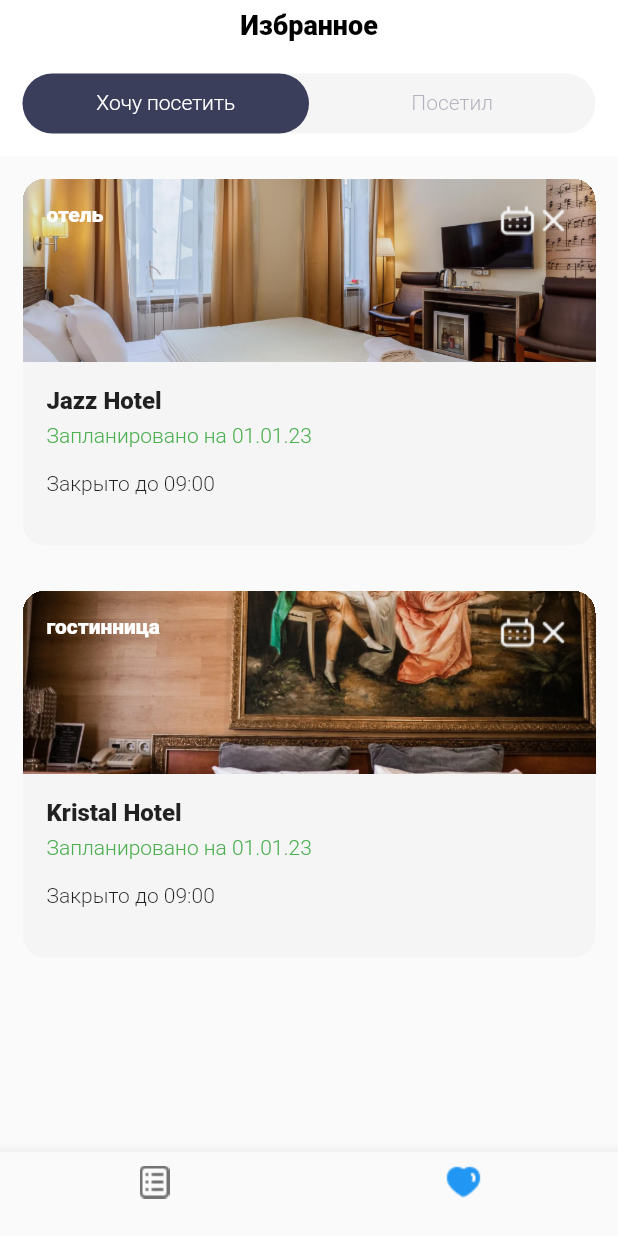
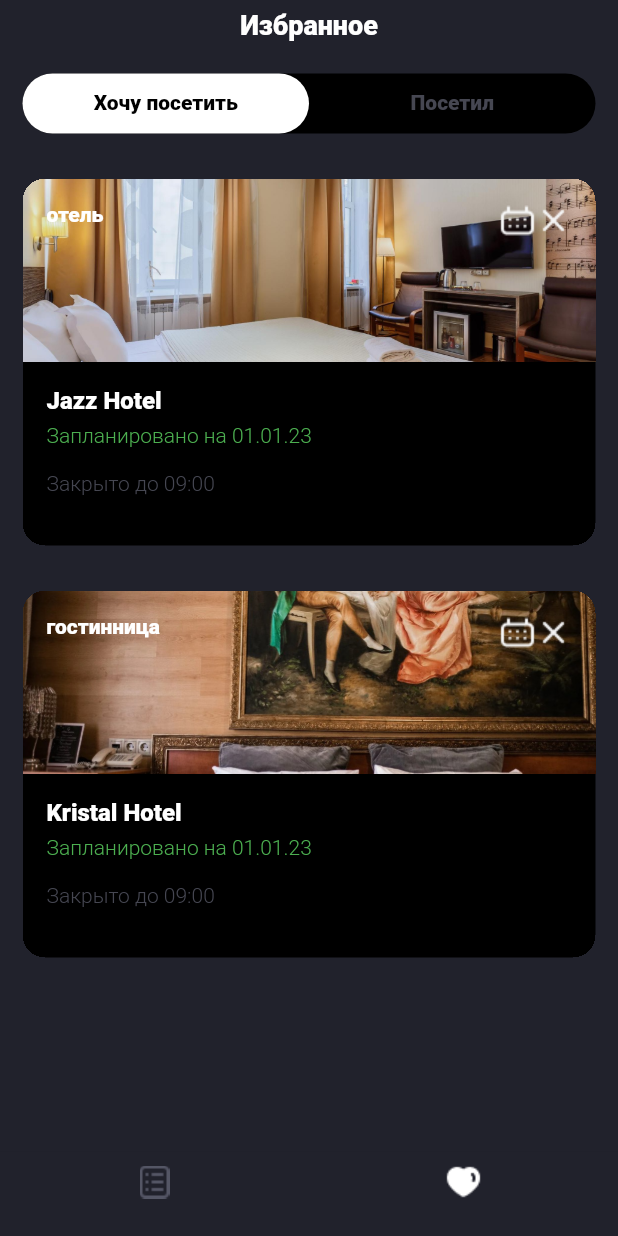
Before and after one commit to bigbagabum/surf-flutter-course-evdokimov, a Flutter app: the screen it shows after launch, item 2 of the bottom bar chosen, on a phone screen of 412 x 824 dp. Run offline on Flutter 3.47's test engine with Material 2 defaults, Android fonts, the phone set to English and light mode, and no system bars.

```diff
--- a/places/places/lib/main.dart
+++ b/places/places/lib/main.dart
@@ -1,5 +1,6 @@
 import 'package:flutter/material.dart';
 import 'package:places/ui/res/app_assets.dart';
+
 import 'package:places/ui/screen/res/themes.dart';
 import 'package:places/ui/screen/sight_list_screen.dart';
 import 'package:places/ui/screen/visiting_screen.dart';
@@ -15,8 +16,8 @@ class MyApp extends StatelessWidget {
   @override
   Widget build(BuildContext context) {
     return MaterialApp(
-        title: 'Flutter Demo',
-        // theme: ThemeData(
+        //title: 'Flutter Demo',
+        //theme: ThemeData.dark(),
         //    primarySwatch: Colors.blue,
         // ),
         theme: darkTheme,
@@ -53,6 +54,10 @@ class _HomePageState extends State<HomePage> {
     return Scaffold(
         body: _screenSelected.elementAt(_selectedIndex),
         bottomNavigationBar: BottomNavigationBar(
+          elevation: 1.0,
+          unselectedItemColor: Theme.of(context).secondaryHeaderColor,
+          selectedItemColor: Theme.of(context).primaryColorLight,
+          backgroundColor: Theme.of(context).scaffoldBackgroundColor,
           items: const <BottomNavigationBarItem>[
             BottomNavigationBarItem(
               icon: ImageIcon(
--- a/places/places/lib/ui/res/app_theme.dart
+++ b/places/places/lib/ui/res/app_theme.dart
@@ -1,4 +1,5 @@
 import 'package:flutter/material.dart';
+import 'package:places/ui/screen/res/themes.dart';
 
 /// Строковые константы приложения
 
@@ -7,11 +8,12 @@ class AppTypography {
     fontSize: 16.0,
     height: 1.25,
     fontWeight: FontWeight.w400,
+    //color: Theme.of(context).primaryColorLight,
   );
 
   static const textText32Bold = TextStyle(
       fontSize: 32.0,
-      //color: Colors.black,
+      //color: Theme.of(context).primaryColorLight,
       fontFamily: "Roboto",
       fontWeight: FontWeight.bold,
       height: 1);
@@ -21,7 +23,8 @@ class AppTypography {
 }
 
 class AppColors {
-  static const dmCardBackground = Color.fromRGBO(26, 26, 32, 1);
+  static const dmPrimaryLightColor = Colors.white;
+  static const dmCardBackground = Colors.black;
   static const lightGrey = Color.fromARGB(255, 245, 245, 245);
   static const dmText = Color.fromRGBO(255, 255, 255, 1);
   static const darkGrey = Color.fromRGBO(124, 126, 146, 0.56);
--- a/places/places/lib/ui/screen/res/themes.dart
+++ b/places/places/lib/ui/screen/res/themes.dart
@@ -2,7 +2,17 @@ import 'package:flutter/material.dart';
 import 'package:places/ui/res/app_theme.dart';
 
 final darkTheme = ThemeData(
-    // primaryColor: AppColors.dmBackground
+    scaffoldBackgroundColor: AppColors.dmBackground,
+    //backgroundColor: AppColors.dmBackground,
+    //primaryColor: AppColors.dmBackground,
+    //primaryColorDark: Colors.black,
+    primaryColorDark: AppColors.dmCardBackground, //фон карточек и инпутов
+    primaryColorLight: AppColors.dmPrimaryLightColor,
+    secondaryHeaderColor: AppColors.darkGrey,
     appBarTheme: const AppBarTheme(
-        backgroundColor: AppColors.dmBackground,
-        titleTextStyle: TextStyle(color: Colors.white)));
+      backgroundColor: AppColors.dmBackground,
+    ));
+
+final lightTheme = ThemeData(
+    primaryColorDark: AppColors.lightGrey,
+    primaryColorLight: AppColors.darkGrey);
--- a/places/places/lib/ui/screen/sight_card.dart
+++ b/places/places/lib/ui/screen/sight_card.dart
@@ -55,28 +55,38 @@ class BottomColumn extends StatelessWidget {
       {Key? key, required this.sight, required this.listIndex, this.status})
       : super(key: key);
 
-  Widget _bottomColumnData() {
+  Widget _bottomColumnData(context) {
     switch (listIndex) {
       case SightListIndex.mainList:
         return Text(sight.details,
             overflow: TextOverflow.ellipsis,
-            style: const TextStyle(fontSize: 14));
+            style: TextStyle(
+                fontSize: 14, color: Theme.of(context).primaryColorLight));
       case SightListIndex.planList:
         switch (status) {
           case SightStatus.sightToVisit:
             return Column(
                 crossAxisAlignment: CrossAxisAlignment.start,
-                children: const [
+                children: [
                   Text('Запланировано на 01.01.23\n',
                       style: TextStyle(color: Colors.green)),
-                  Text('Закрыто до 09:00')
+                  Text('Закрыто до 09:00',
+                      style: TextStyle(
+                          color: Theme.of(context).secondaryHeaderColor))
                 ]);
           case SightStatus.sightVisited:
             return Column(
                 crossAxisAlignment: CrossAxisAlignment.start,
-                children: const [
-                  Text('Цель достигнута 20.08.22\n'),
-                  Text('открыто круглосуточно')
+                children: [
+                  Text(
+                    'Цель достигнута 20.08.22\n',
+                    style:
+                        TextStyle(color: Theme.of(context).primaryColorLight),
+                  ),
+                  Text('открыто круглосуточно',
+                      style: TextStyle(
+                        color: Theme.of(context).primaryColorLight,
+                      ))
                 ]);
         }
     }
@@ -85,7 +95,7 @@ class BottomColumn extends StatelessWidget {
 
   @override
   Widget build(BuildContext context) {
-    return _bottomColumnData();
+    return _bottomColumnData(context);
   }
 }
 
@@ -180,16 +190,17 @@ class SightCard extends StatelessWidget {
                       padding: const EdgeInsets.all(16),
                       //height: double.infinity,
                       width: double.infinity,
-                      color: AppColors.lightGrey,
+                      color: Theme.of(context).primaryColorDark,
                       child: Column(children: [
                         SizedBox(
                             height: 25,
                             width: double.infinity,
                             child: Text(sight.name,
-                                style: const TextStyle(
+                                style: TextStyle(
                                     fontSize: 16,
                                     overflow: TextOverflow.clip,
                                     fontFamily: 'Roboto',
+                                    color: Theme.of(context).primaryColorLight,
                                     fontWeight: FontWeight.bold))),
                         SizedBox(
                             width: double.infinity,
--- a/places/places/lib/ui/screen/sight_list_screen.dart
+++ b/places/places/lib/ui/screen/sight_list_screen.dart
@@ -19,7 +19,7 @@ class MyAppBar extends StatelessWidget implements PreferredSizeWidget {
     return AppBar(
         toolbarHeight: AppSize.toolBarSize,
         elevation: 0,
-        //backgroundColor: Colors.white10,
+        //backgroundColor: Colors.white,
         title: Text(
           AppStrings.appTitle,
           textAlign: TextAlign.left,
--- a/places/places/lib/ui/screen/visiting_screen.dart
+++ b/places/places/lib/ui/screen/visiting_screen.dart
@@ -48,7 +48,7 @@ class _VisitingScreenState extends State<VisitingScreen>
       appBar: AppBar(
         elevation: 0,
         toolbarHeight: 52,
-        backgroundColor: Colors.white,
+        //backgroundColor: Colors.white,
         bottom: PreferredSize(
           preferredSize: const Size.fromHeight(52.0),
           child: Center(
@@ -57,34 +57,49 @@ class _VisitingScreenState extends State<VisitingScreen>
             height: 40,
             decoration: BoxDecoration(
               borderRadius: BorderRadius.circular(45),
-              color: AppColors.lightGrey,
+              color: Theme.of(context).primaryColorDark,
             ),
             child: TabBar(
                 controller: _controller,
                 unselectedLabelColor: AppColors.darkGrey,
+                labelColor: Theme.of(context).primaryColorDark,
                 indicator: BoxDecoration(
                     borderRadius: BorderRadius.circular(45),
-                    color: AppColors.darkButton),
+                    color: Theme.of(context).primaryColorLight
+                    //color: AppColors.darkButton
+                    ),
                 tabs: [
                   Container(
                       decoration: BoxDecoration(
                           // color: AppColors.darkButton,
                           borderRadius: BorderRadius.circular(45)),
-                      child: const Center(child: Text(AppStrings.tabPlanned))),
+                      child: const Center(
+                          child: Text(
+                        AppStrings.tabPlanned,
+                        style: TextStyle(
+                            fontSize: 14, fontWeight: FontWeight.bold),
+                      ))),
                   Container(
                     decoration:
                         BoxDecoration(borderRadius: BorderRadius.circular(45)),
-                    child: const Center(child: Text(AppStrings.tabVisited)),
+                    child: const Center(
+                        child: Text(
+                      AppStrings.tabVisited,
+                      style:
+                          TextStyle(fontSize: 14, fontWeight: FontWeight.bold),
+                    )),
                   )
                 ]),
           )),
           // child: ,
         ),
-        title: const Center(
+        title: Center(
           child: Text(
             AppStrings.titleScreenFavorite,
             style: TextStyle(
-                color: Colors.black, fontSize: 18, fontWeight: FontWeight.bold),
+                color: Theme.of(context).primaryColorLight,
+                fontSize: 18,
+                fontWeight: FontWeight.bold),
           ),
         ),
       ),
--- a/places/places/pubspec.yaml
+++ b/places/places/pubspec.yaml
@@ -19,7 +19,7 @@ publish_to: 'none' # Remove this line if you wish to publish to pub.dev
 version: 1.0.0+1
 
 environment:
-  sdk: ">=2.17.3 <3.0.0"
+  sdk: ">=2.17.3 < 3.0.0"
 
 # Dependencies specify other packages that your package needs in order to work.
 # To automatically upgrade your package dependencies to the latest versions
```
